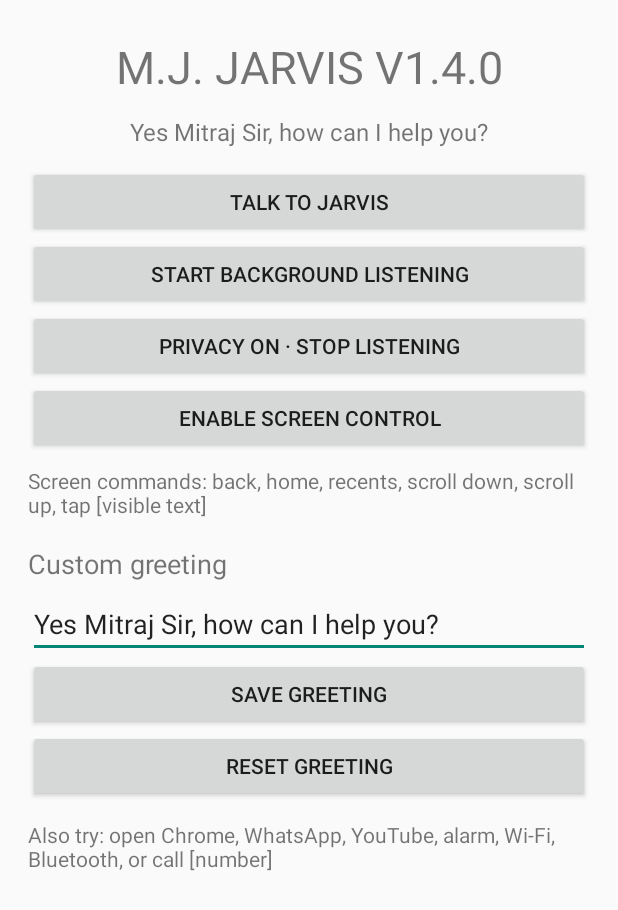
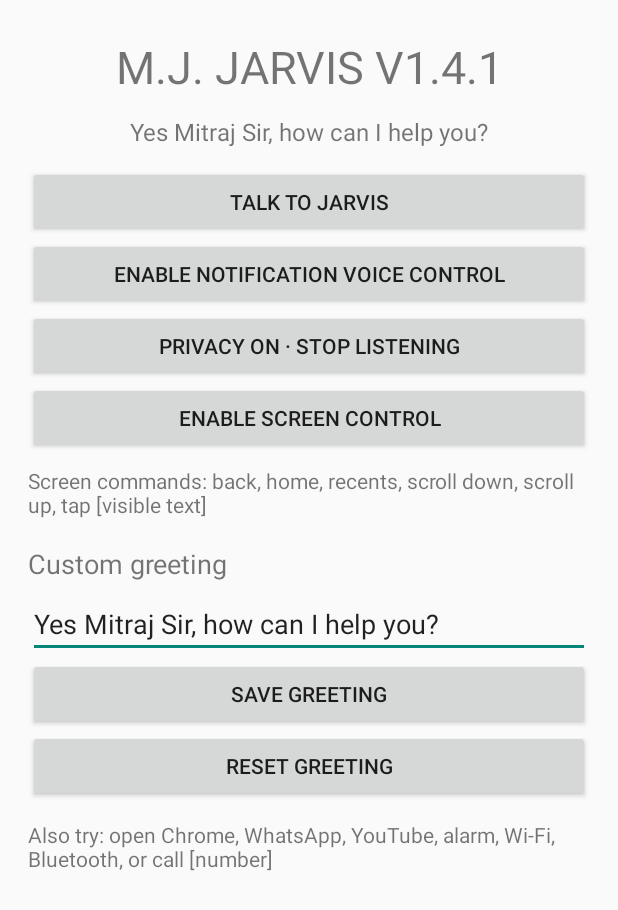
Before and after one commit to mitrajsinhjadeja774/MJ-JARVIS, an Android app: the screen it shows after launch (MainActivity), on a phone screen of 412 x 824 dp. Shown: the top 910 px of the screen. Run offline under Robolectric (Android 15) with nearby library versions, the phone set to English and light mode, and no system bars.

Commit message:
Set V1.4.1 UI and version for quiet notification voice control

```diff
--- a/app/src/main/java/com/mj/jarvis/MainActivity.kt
+++ b/app/src/main/java/com/mj/jarvis/MainActivity.kt
@@ -27,11 +27,11 @@ class MainActivity : Activity(), TextToSpeech.OnInitListener {
   prefs = getSharedPreferences("jarvis", MODE_PRIVATE)
   tts = TextToSpeech(this, this)
   val root = LinearLayout(this).apply { orientation=LinearLayout.VERTICAL; gravity=Gravity.CENTER_HORIZONTAL; setPadding(28,36,28,24) }
-  root.addView(TextView(this).apply { text="M.J. JARVIS V1.4.0"; textSize=30f; gravity=Gravity.CENTER })
+  root.addView(TextView(this).apply { text="M.J. JARVIS V1.4.1"; textSize=30f; gravity=Gravity.CENTER })
   status = TextView(this).apply { text="Your personal voice assistant"; textSize=16f; gravity=Gravity.CENTER; setPadding(0,18,0,18) }
   root.addView(status)
   root.addView(Button(this).apply { text="TALK TO JARVIS"; setOnClickListener { listen() } })
-  root.addView(Button(this).apply { text="START BACKGROUND LISTENING"; setOnClickListener { startBackgroundListening() } })
+  root.addView(Button(this).apply { text="ENABLE NOTIFICATION VOICE CONTROL"; setOnClickListener { startBackgroundListening() } })
   root.addView(Button(this).apply { text="PRIVACY ON · STOP LISTENING"; setOnClickListener { stopService(Intent(this@MainActivity, JarvisListeningService::class.java)); status.text="Listening stopped — Privacy ON" } })
   root.addView(Button(this).apply {
    text="ENABLE SCREEN CONTROL"
@@ -51,7 +51,7 @@ class MainActivity : Activity(), TextToSpeech.OnInitListener {
 
  private fun startBackgroundListening() {
   if(checkSelfPermission(android.Manifest.permission.RECORD_AUDIO)!=PackageManager.PERMISSION_GRANTED){requestPermissions(arrayOf(android.Manifest.permission.RECORD_AUDIO),20);return}
-  try { startForegroundService(Intent(this, JarvisListeningService::class.java)); status.text="Background listening started. Use notification to stop." }
+  try { startForegroundService(Intent(this, JarvisListeningService::class.java)); status.text="Voice control ready. Tap Speak in notification; no continuous listening." }
   catch(e: Exception){status.text="Could not start background listening: ${e.message}"}
  }
 
```
